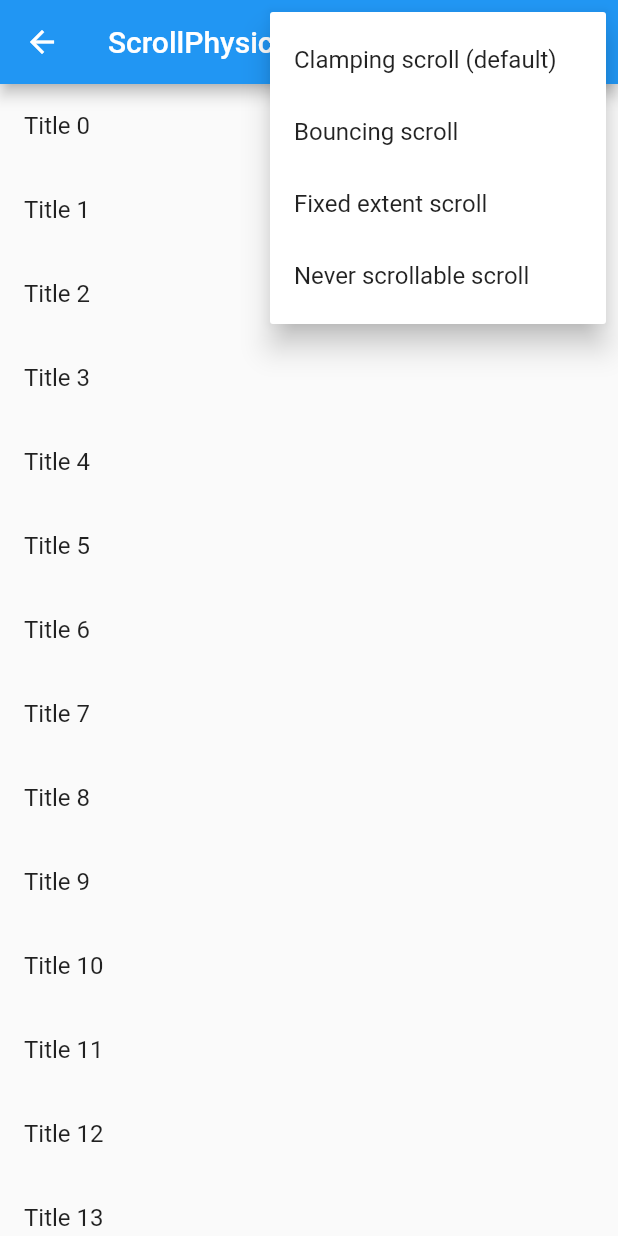
After one commit to Goolpe/flutter_simple, a Flutter app: the ExampleScrollPhysics screen opened directly, after a tap on the "more vert" icon, on a phone screen of 412 x 824 dp. The commit adds this screen. Run offline on Flutter 3.47's test engine with Material 2 defaults, Android fonts, the phone set to English and light mode, and no system bars.

Commit message:
scrollphysics

```diff
--- a/lib/examples/home.dart
+++ b/lib/examples/home.dart
@@ -4,10 +4,13 @@ import 'package:flutter_simple/examples/lists/exampleListViewBuilder.dart';
 import 'package:flutter_simple/examples/lists/exampleListViewSeparated.dart';
 import 'package:flutter_simple/examples/lists/exampleGridView.dart';
 import 'package:flutter_simple/examples/lists/exampleSliverList.dart';
+
 import 'package:flutter_simple/examples/navigation/exampleBottomTabBar.dart';
 import 'package:flutter_simple/examples/navigation/exampleBottomAppBar.dart';
 import 'package:flutter_simple/examples/navigation/exampleBottomNavigationBar.dart';
 import 'package:flutter_simple/examples/navigation/exampleTopTabBar.dart';
+
+import 'package:flutter_simple/examples/other/exampleScrollPhysics.dart';
 
 class Home extends StatelessWidget{
 
@@ -23,6 +26,8 @@ class Home extends StatelessWidget{
     ["ListView.separated",  ExampleListViewSeparated(), Icons.view_headline],
     ["GridView",  ExampleGridView(), Icons.view_module],
     ["SliverView",  ExampleSliverList(), Icons.view_module],
+    ["Other"],
+    ["ScrollPhysics",  ExampleScrollPhysics(), Icons.touch_app]
   ];
 
   @override
--- /dev/null
+++ b/lib/examples/other/exampleScrollPhysics.dart
@@ -0,0 +1,60 @@
+import 'package:flutter/material.dart';
+
+class ExampleScrollPhysics extends StatefulWidget{
+
+  @override
+  _ExampleScrollPhysicsState createState() => _ExampleScrollPhysicsState();
+}
+
+class _ExampleScrollPhysicsState extends State<ExampleScrollPhysics>{
+  final items = List<String>.generate(100, (i) => "Title $i");
+
+  final List<ScrollPhysics> _scrollPhysics = [ ClampingScrollPhysics(), BouncingScrollPhysics(), FixedExtentScrollPhysics(), NeverScrollableScrollPhysics()];
+
+  int _selection = 0;
+
+  @override
+  Widget build(BuildContext context){
+    return Scaffold(
+      appBar: AppBar(
+        title: Text('ScrollPhysics'),
+        actions: <Widget>[
+          PopupMenuButton<int>(
+            onSelected: (int result) {
+              setState(() {
+                _selection = result;
+              });
+            },
+            itemBuilder: (BuildContext context) => <PopupMenuEntry<int>>[
+              PopupMenuItem<int>(
+                value: 0,
+                child: Text('Clamping scroll (default)'),
+              ),
+              PopupMenuItem<int>(
+                value: 1,
+                child: Text('Bouncing scroll'),
+              ),
+              PopupMenuItem<int>(
+                value: 2,
+                child: Text('Fixed extent scroll'),
+              ),
+              PopupMenuItem<int>(
+                value: 3,
+                child: Text('Never scrollable scroll'),
+              ),
+            ],
+          )
+        ],
+      ),
+      body: ListView.builder(
+        physics: _scrollPhysics[_selection],
+        itemCount: items.length,
+        itemBuilder: (context, index) {
+          return ListTile(
+            title: Text('${items[index]}'),
+          );
+        },
+      )
+    );
+  }
+}
```
Also changed, not shown: 1 other file.
